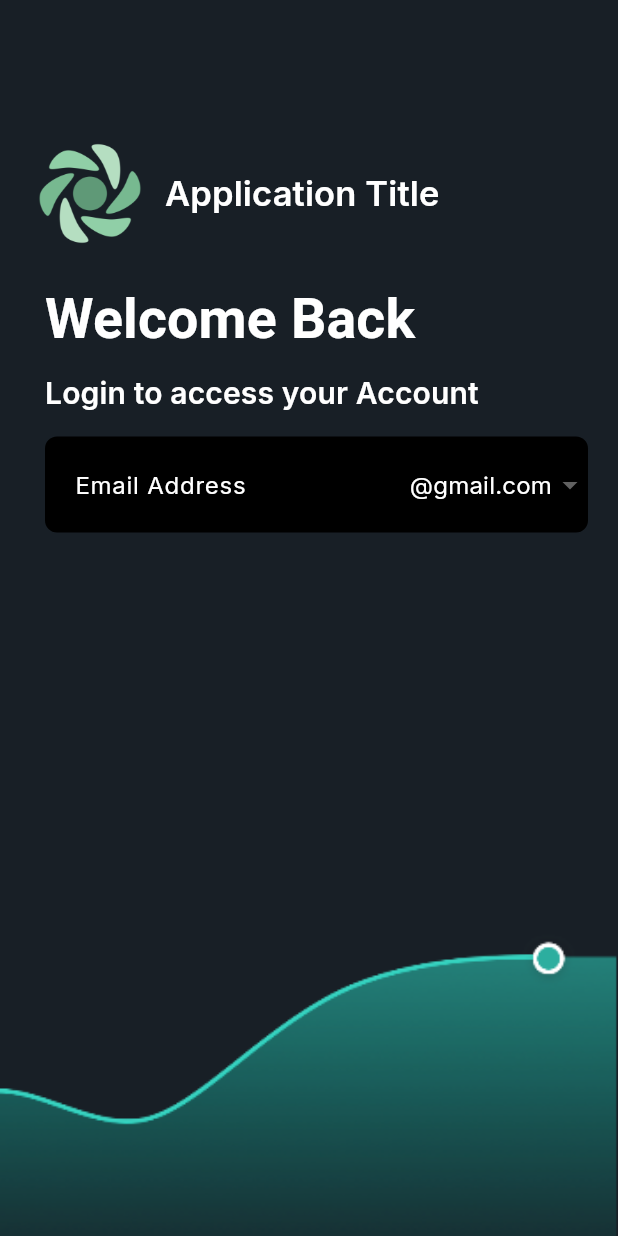
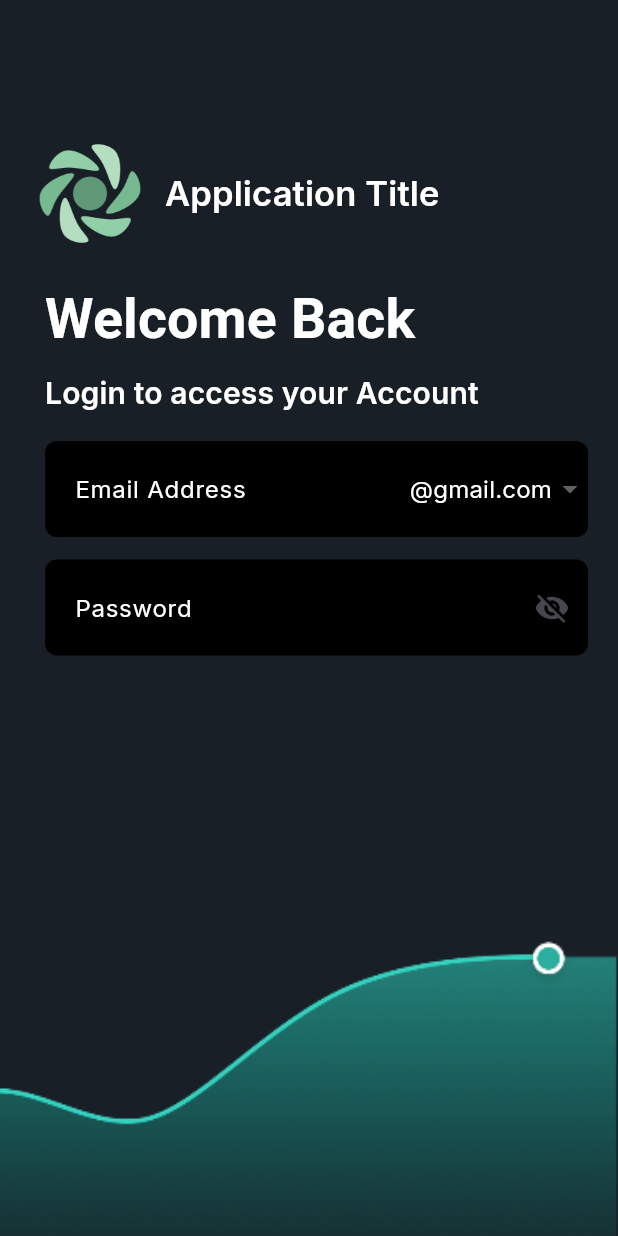
Before and after one commit to Sukhmeetsingh306/NFT_Trading, a Flutter app: the screen it shows after launch, on a phone screen of 412 x 824 dp. Run offline on Flutter 3.47's test engine with Material 3 defaults, Android fonts, the phone set to English and light mode, and no system bars; our stand-ins replace google_fonts, intl_phone_field, shared_preferences; missing offline and left inert: random_avatar; Roboto replaces fonts that are missing (Readex Pro).

```diff
--- a/flow/lib/screen/login_screen.dart
+++ b/flow/lib/screen/login_screen.dart
@@ -4,6 +4,7 @@ import 'package:flutter/material.dart';
 import 'package:google_fonts/google_fonts.dart';
 
 import '../utils/theme/color/color_theme.dart';
+import '../utils/widget/form/textForm_form.dart';
 
 class LoginScreen extends StatefulWidget {
   const LoginScreen({super.key});
@@ -16,13 +17,16 @@ class LoginScreen extends StatefulWidget {
 }
 
 class _LoginScreenState extends State<LoginScreen> {
+  final _formKey = GlobalKey<FormState>();
+
   final TextEditingController _emailController = TextEditingController();
   final TextEditingController _passwordController = TextEditingController();
 
   final FocusNode _emailFocusNode = FocusNode();
+  final FocusNode _passwordFocusNode = FocusNode();
   //final LoginController _loginController = LoginController();
 
-  //bool _obscureText = true;
+  bool _obscureText = true;
   bool hasMinLength = false;
 
   @override
@@ -128,46 +132,26 @@ class _LoginScreenState extends State<LoginScreen> {
                             ),
                             Padding(
                               padding:
-                                  EdgeInsetsDirectional.fromSTEB(0, 15, 20, 0),
-                              child: TextFormField(
-                                controller: _emailController,
-                                focusNode: _emailFocusNode,
-                                obscureText: false,
-                                decoration: InputDecoration(
-                                  labelText: "Email Address",
-                                  labelStyle: GoogleFonts.getFont(
-                                    'Inter',
-                                    color: ColorTheme.color.textWhiteColor,
-                                    fontWeight: FontWeight.w400,
-                                    fontSize: 16,
-                                  ),
-                                  hintText: 'Enter your email',
-                                  hintStyle: GoogleFonts.getFont(
-                                    'Inter',
-                                    color: ColorTheme.color.textWhiteColor,
-                                    fontWeight: FontWeight.w400,
-                                    fontSize: 16,
-                                  ),
-                                  enabledBorder: OutlineInputBorder(
-                                    borderSide: BorderSide(
-                                      color: Colors
-                                          .transparent, // Ensure transparent border
-                                      width: 1.0,
-                                    ),
-                                    borderRadius: BorderRadius.circular(8),
-                                  ),
-                                  focusedBorder: OutlineInputBorder(
-                                    borderSide: BorderSide(
-                                      color: Colors.transparent,
-                                      width: 1.0,
-                                    ),
-                                    borderRadius: BorderRadius.circular(8),
-                                  ),
-                                  filled: true, // Ensure it's filled
-                                  fillColor: Colors
-                                      .black, // Set desired background color
-                                  contentPadding: EdgeInsets.symmetric(
-                                      vertical: 20, horizontal: 16),
+                                  EdgeInsetsDirectional.fromSTEB(0, 18, 20, 0),
+                              child: Form(
+                                key: _formKey,
+                                child: Column(
+                                  children: [
+                                    textFormField(
+                                      _emailController,
+                                      _emailFocusNode,
+                                      "Email Address",
+                                      'Enter your email...',
+                                      (value) {
+                                        if (value == null || value.isEmpty) {
+                                          return 'Please enter your email';
+                                        } else if (!RegExp(
+                                                r"^[a-zA-Z0-9+_.-]+@[a-zA-Z0-9.-]+$")
+                                            .hasMatch(value)) {
+                                          return 'Please enter a valid email';
+                                        }
+                                        return null;
+                                      },
                                       suffixIcon: DropdownButtonHideUnderline(
                                         child: DropdownButton<String>(
                                           value: selectedDomain,
@@ -195,7 +179,8 @@ class _LoginScreenState extends State<LoginScreen> {
                                                       'Inter',
                                                       color: ColorTheme
                                                           .color.textWhiteColor,
-                                                  fontWeight: FontWeight.w400,
+                                                      fontWeight:
+                                                          FontWeight.w400,
                                                       fontSize: 16,
                                                     ),
                                                   ), // Smaller dropdown icon
@@ -205,19 +190,48 @@ class _LoginScreenState extends State<LoginScreen> {
                                           }).toList(),
                                         ),
                                       ),
-                                ),
-                                style: GoogleFonts.getFont(
-                                  'Inter',
-                                  color: Colors
-                                      .white, // Ensure text color is visible
-                                  fontWeight: FontWeight.w400,
-                                  fontSize: 16,
-                                ),
                                       keyboardType: TextInputType.emailAddress,
                                       autofillHints: [AutofillHints.email],
                                       onChanged: (value) {
                                         _updateEmail();
                                       },
+                                    ),
+                                    sizedBoxH15(),
+                                    textFormField(
+                                      _passwordController,
+                                      _passwordFocusNode,
+                                      'Password',
+                                      "Enter your password...",
+                                      (value) {
+                                        if (value == null || value.isEmpty) {
+                                          return 'Please enter a password';
+                                        }
+                                        if (value.length < 8) {
+                                          return 'Password must be at least 8 characters long';
+                                        }
+                                        RegExp regex = RegExp(
+                                            r'^(?=.*[A-Z])(?=.*[a-z])(?=.*\d)(?=.*[@$!%*?&]).{8,}$');
+                                        if (!regex.hasMatch(value)) {
+                                          return 'Password must contain at least one uppercase letter, one number, and one special character';
+                                        }
+                                        return null;
+                                      },
+                                      suffixIcon: IconButton(
+                                        icon: Icon(
+                                          _obscureText
+                                              ? Icons.visibility_off
+                                              : Icons.visibility,
+                                        ),
+                                        onPressed: () {
+                                          setState(() {
+                                            _obscureText = !_obscureText;
+                                          });
+                                        },
+                                      ),
+                                      obscureText: _obscureText,
+                                    )
+                                  ],
+                                ),
                               ),
                             ),
                           ],
```
Lines whose indentation alone changed are shown as unchanged.
